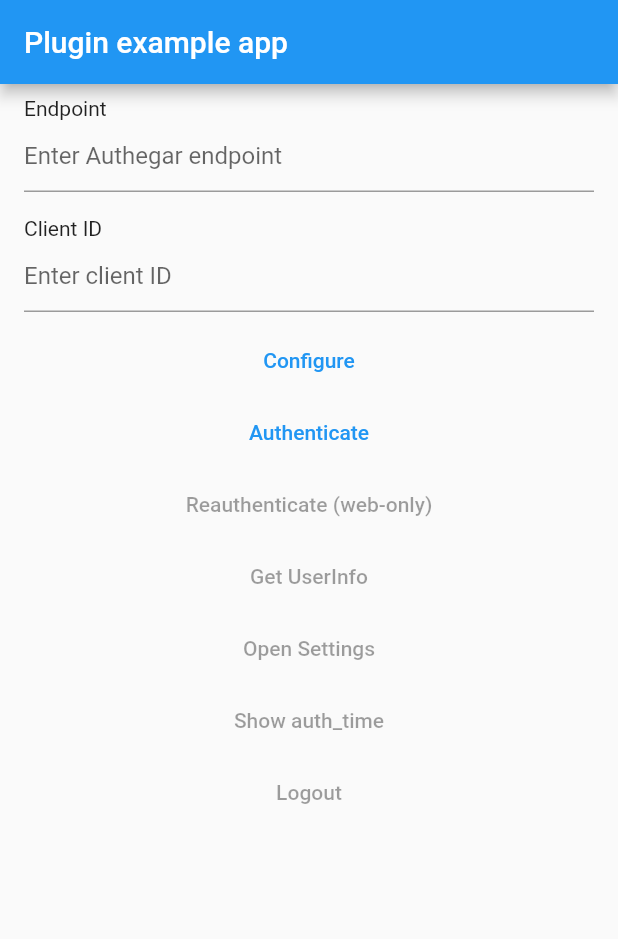
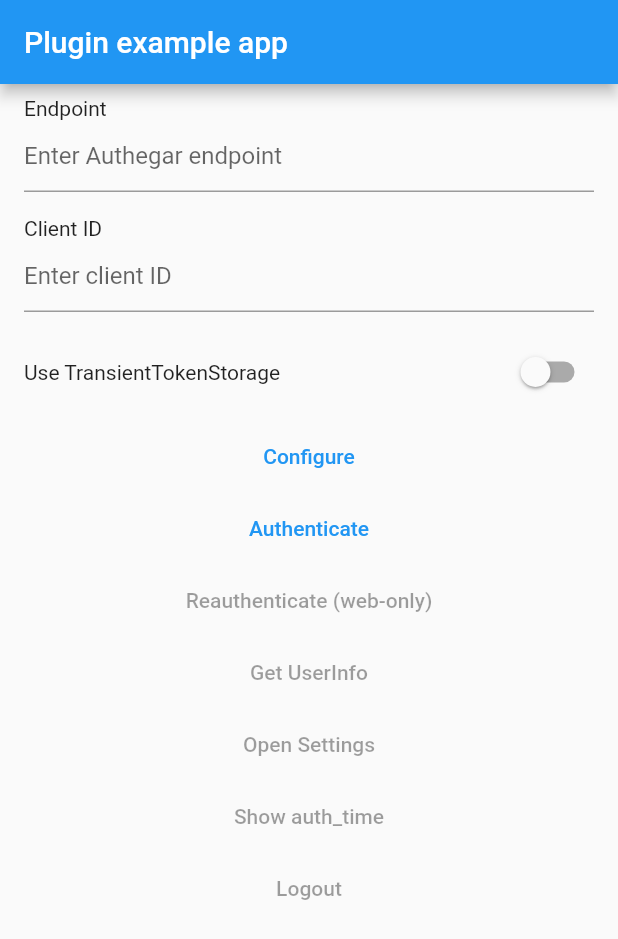
Before and after one commit to authgear/authgear-sdk-flutter, a Flutter app: the screen it shows after launch, after a tap on "Configure", on a phone screen of 412 x 824 dp. Shown: the top 939 px of the screen. Run offline on Flutter 3.47's test engine with Material 2 defaults, Android fonts, the phone set to English and light mode, and no system bars; our stand-ins replace hex, shared_preferences.

Commit message:
Demo TransientTokenStorage

```diff
--- a/example/lib/main.dart
+++ b/example/lib/main.dart
@@ -56,6 +56,37 @@ class TextFieldWithLabel extends StatelessWidget {
   }
 }
 
+class SwitchWithLabel extends StatelessWidget {
+  final String label;
+  final bool value;
+  final ValueChanged<bool> onChanged;
+
+  const SwitchWithLabel({
+    Key? key,
+    required this.label,
+    required this.value,
+    required this.onChanged,
+  }) : super(key: key);
+
+  @override
+  Widget build(BuildContext context) {
+    return Container(
+      padding: const EdgeInsets.symmetric(vertical: 8, horizontal: 16),
+      child: Row(
+        children: [
+          Expanded(
+            child: Text(label),
+          ),
+          Switch(
+            value: value,
+            onChanged: onChanged,
+          ),
+        ],
+      ),
+    );
+  }
+}
+
 class SessionStateButton extends StatelessWidget {
   final SessionState sessionState;
   final SessionState targetState;
@@ -89,6 +120,7 @@ class _MyAppState extends State<MyApp> {
   StreamSubscription<SessionStateChangeEvent>? _sub;
 
   bool loading = false;
+  bool _useTransientTokenStorage = false;
 
   bool get unconfigured {
     return _authgear.endpoint != endpointController.text ||
@@ -147,6 +179,15 @@ class _MyAppState extends State<MyApp> {
                   label: "Client ID",
                   hintText: "Enter client ID",
                   controller: clientIDController,
+                ),
+                SwitchWithLabel(
+                  label: "Use TransientTokenStorage",
+                  value: _useTransientTokenStorage,
+                  onChanged: (newValue) {
+                    setState(() {
+                      _useTransientTokenStorage = newValue;
+                    });
+                  },
                 ),
                 TextButton(
                   onPressed: () {
@@ -310,7 +351,11 @@ class _MyAppState extends State<MyApp> {
     final endpoint = endpointController.text;
     final clientID = clientIDController.text;
 
-    final authgear = Authgear(endpoint: endpoint, clientID: clientID);
+    final authgear = Authgear(
+        endpoint: endpoint,
+        clientID: clientID,
+        tokenStorage:
+            _useTransientTokenStorage ? TransientTokenStorage() : null);
     _sub?.cancel();
     await authgear.configure();
     await sharedPreferences.setString(
--- a/lib/authgear.dart
+++ b/lib/authgear.dart
@@ -7,6 +7,8 @@ export 'src/type.dart'
         SettingsPage,
         UserInfo,
         AuthenticateResult;
+export 'src/storage.dart'
+    show TokenStorage, TransientTokenStorage, PersistentTokenStorage;
 export 'src/container.dart' show SessionStateChangeEvent, Authgear;
 export 'src/exception.dart'
     show AuthgearException, CancelException, OAuthException, ServerException;
```
